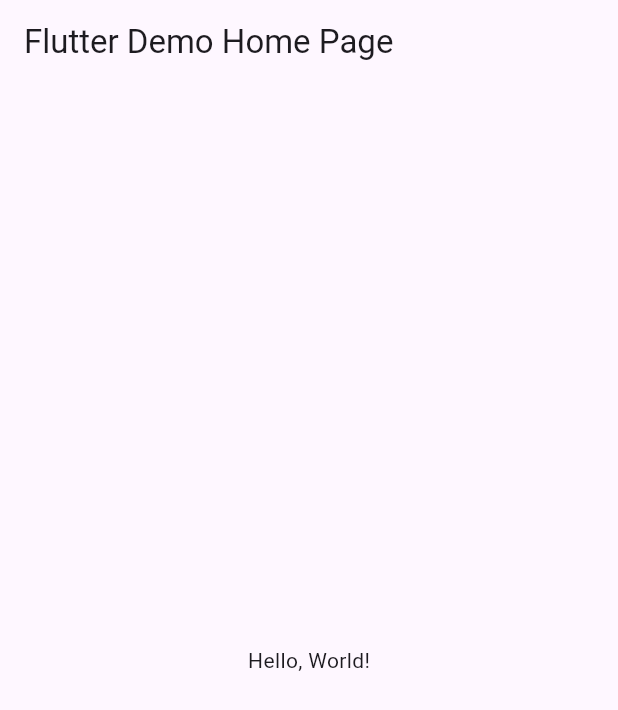
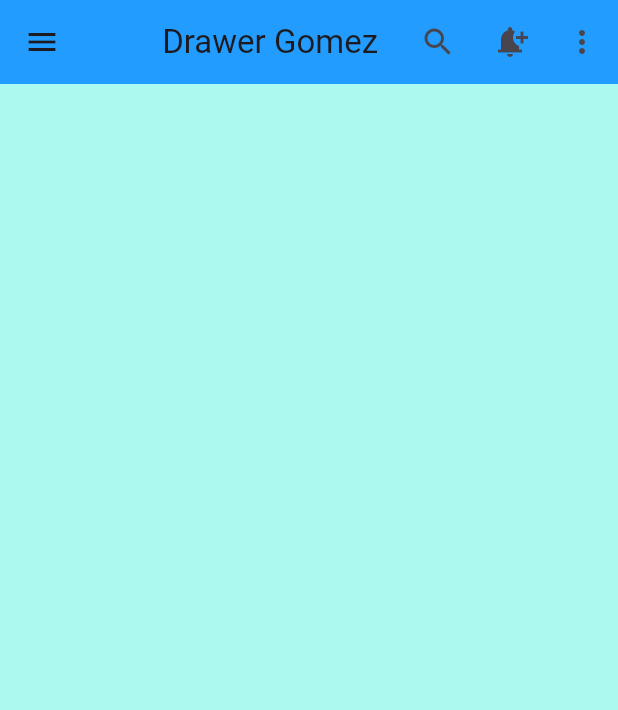
Before and after one commit to AngelManuelGomezHernandez/p9_drawer_6J, a Flutter app: the screen it shows after launch, on a phone screen of 412 x 824 dp. Shown: the top 710 px of the screen. Run offline on Flutter 3.47's test engine with Material 3 defaults, Android fonts, the phone set to English and light mode, and no system bars.

```diff
--- a/lib/main.dart
+++ b/lib/main.dart
@@ -1,41 +1,128 @@
 import 'package:flutter/material.dart';
 
-void main() => runApp(MyApp());
+void main() => runApp(const MiDrawerGomez());
 
-class MyApp extends StatelessWidget {
-  const MyApp({super.key});
-  // This widget is the root of your application.
+class MiDrawerGomez extends StatelessWidget {
+  const MiDrawerGomez({Key? key}) : super(key: key);
+
   @override
   Widget build(BuildContext context) {
     return MaterialApp(
-      // Application name
-      title: 'Flutter Hello World',
-      // Application theme data, you can set the colors for the application as
-      // you want
-      theme: ThemeData(
-        // useMaterial3: true,
-        primarySwatch: Colors.blue,
-      ),
-      // A widget which will be started on application startup
-      home: MyHomePage(title: 'Flutter Demo Home Page'),
-    );
-  }
-}
-
-class MyHomePage extends StatelessWidget {
-  final String title;
-  const MyHomePage({super.key, required this.title});
-
-  @override
-  Widget build(BuildContext context) {
-    return Scaffold(
-      appBar: AppBar(
-        // The title text which will be shown on the action bar
-        title: Text(title),
-      ),
-      body: Center(
-        child: Text(
-          'Hello, World!',
+      debugShowCheckedModeBanner: false,
+      home: Scaffold(
+        appBar: AppBar(
+          actions: [
+            IconButton(
+              icon: Icon(Icons.search),
+              onPressed: () {},
+            ),
+            IconButton(
+              icon: Icon(Icons.notification_add),
+              onPressed: () {},
+            ),
+            IconButton(
+              icon: Icon(Icons.more_vert),
+              onPressed: () {},
+            ),
+          ],
+          title: const Text("Drawer Gomez"),
+          centerTitle: true,
+          backgroundColor: Color(0xff229cff),
+        ),
+        backgroundColor: Color(0xffacf9ef),
+        drawer: Drawer(
+          child: ListView(
+            children: [
+              UserAccountsDrawerHeader(
+                accountName: Text("DevAngel"),
+                accountEmail: Text("a.21308051281222@cbtis128.edu.mx"),
+                currentAccountPicture: CircleAvatar(
+                  backgroundImage: NetworkImage(
+                      "https://raw.githubusercontent.com/AngelManuelGomezHernandez/practica1_6j_IOS/main/walmart2.png"),
+                ),
+                decoration: BoxDecoration(
+                  image: DecorationImage(
+                    image: NetworkImage(
+                      "https://blog.storecheck.com.mx/wp-content/uploads/2022/08/%C2%BFCual-es-el-supermercado-preferido-por-los-mexicanos-y-que-influye-en-su-decision-de-compra.jpg",
+                    ),
+                    fit: BoxFit.fill,
+                  ),
+                ),
+                otherAccountsPictures: [
+                  CircleAvatar(
+                    backgroundColor: Colors.white,
+                    backgroundImage: NetworkImage(
+                        "https://raw.githubusercontent.com/AngelManuelGomezHernandez/practica1_6j_IOS/main/persona1.jpg"),
+                  ),
+                  CircleAvatar(
+                    backgroundColor: Colors.white,
+                    backgroundImage: NetworkImage(
+                        "https://raw.githubusercontent.com/AngelManuelGomezHernandez/practica1_6j_IOS/main/persona2.jpg"),
+                  ),
+                ],
+              ),
+              ListTile(
+                leading: Icon(
+                  Icons.perm_contact_calendar,
+                  color: Color(0xff1e98e9),
+                ),
+                title: Text(
+                  "Empleados",
+                  style: TextStyle(fontWeight: FontWeight.bold, fontSize: 18),
+                ),
+              ),
+              ListTile(
+                leading: Icon(
+                  Icons.safety_check,
+                  color: Color(0xff1e98e9),
+                ),
+                title: Text(
+                  "Jefes",
+                  style: TextStyle(fontWeight: FontWeight.bold, fontSize: 18),
+                ),
+              ),
+              ListTile(
+                leading: Icon(
+                  Icons.location_city,
+                  color: Color(0xff1e98e9),
+                ),
+                title: Text(
+                  "Departamentos",
+                  style: TextStyle(fontWeight: FontWeight.bold, fontSize: 18),
+                ),
+              ),
+              ListTile(
+                leading: Icon(
+                  Icons.shopping_cart,
+                  color: Color(0xff1e98e9),
+                ),
+                title: Text(
+                  "Productos",
+                  style: TextStyle(fontWeight: FontWeight.bold, fontSize: 18),
+                ),
+              ),
+              ListTile(
+                leading: Icon(
+                  Icons.face_2_sharp,
+                  color: Color(0xff1e98e9),
+                ),
+                title: Text(
+                  "Proveedores",
+                  style: TextStyle(fontWeight: FontWeight.bold, fontSize: 18),
+                ),
+              ),
+              ListTile(
+                leading: Icon(
+                  Icons.supervised_user_circle,
+                  color: Color(0xff1e98e9),
+                ),
+                title: Text(
+                  "Supervisores",
+                  style: TextStyle(fontWeight: FontWeight.bold, fontSize: 18),
+                ),
+              ),
+            ],
+          ),
         ),
       ),
     );
```
